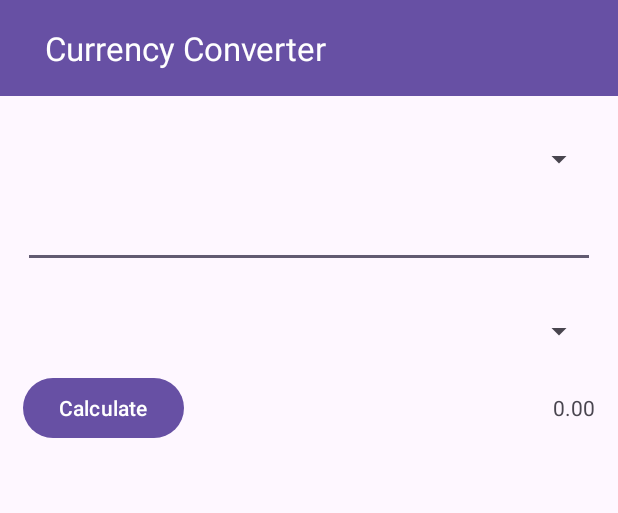
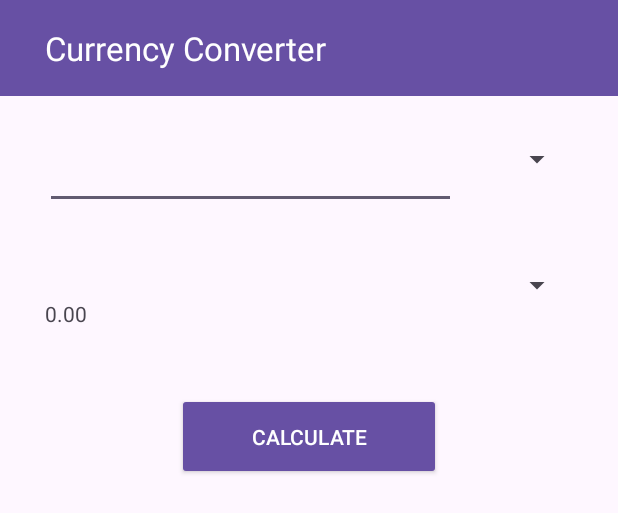
Before and after one commit to alxmtzr/CurrencyConverter, an Android app: the layout activity_main.xml on its own in the app's theme, with its tools: preview values and no code run, on a phone screen of 412 x 824 dp. Shown: the top 513 px of the screen. Run offline under Robolectric (Android 15) with nearby library versions, the phone set to English and light mode, and no system bars.

Commit message:
adjusted layout

```diff
--- a/app/src/main/java/de/alxmtzr/currencyconverter/MainActivity.java
+++ b/app/src/main/java/de/alxmtzr/currencyconverter/MainActivity.java
@@ -1,7 +1,10 @@
 package de.alxmtzr.currencyconverter;
 
 import android.os.Bundle;
+import android.util.Log;
 import android.view.Menu;
+import android.widget.ArrayAdapter;
+import android.widget.Spinner;
 
 
 import androidx.activity.EdgeToEdge;
@@ -11,13 +14,43 @@ import androidx.core.graphics.Insets;
 import androidx.core.view.ViewCompat;
 import androidx.core.view.WindowInsetsCompat;
 
+import java.util.ArrayList;
+import java.util.Arrays;
+import java.util.List;
+
+import de.alxmtzr.currencyconverter.data.model.ExchangeRateDatabase;
+
 public class MainActivity extends AppCompatActivity {
+    // currency db
+    private ExchangeRateDatabase exchangeRateDatabase;
+
+    // spinner
+    private Spinner spinnerFromValue;
+    private Spinner spinnerToValue;
+    private List<String> currencyList;
 
     @Override
     protected void onCreate(Bundle savedInstanceState) {
         super.onCreate(savedInstanceState);
         setContentView(R.layout.activity_main);
 
+        exchangeRateDatabase = new ExchangeRateDatabase();
+        currencyList = new ArrayList<>(Arrays.asList(exchangeRateDatabase.getCurrencies()));
+
+        ArrayAdapter<String> adapter = new ArrayAdapter<>(this, androidx.appcompat.R.layout.support_simple_spinner_dropdown_item, currencyList);
+        adapter.setDropDownViewResource(androidx.appcompat.R.layout.select_dialog_singlechoice_material);
+
+
+        // set adapter for spinner
+        spinnerFromValue = findViewById(R.id.spinner_from_value);
+        spinnerFromValue.setAdapter(adapter);
+        spinnerToValue = findViewById(R.id.spinner_to_value);
+        spinnerToValue.setAdapter(adapter);
+
+        initToolbar();
+    }
+
+    private void initToolbar() {
         Toolbar toolbar = findViewById(R.id.toolbar);
         setSupportActionBar(toolbar);
     }
--- a/app/src/main/res/layout/activity_main.xml
+++ b/app/src/main/res/layout/activity_main.xml
@@ -8,9 +8,9 @@
     tools:context=".MainActivity">
 
     <androidx.appcompat.widget.Toolbar
+        android:id="@+id/toolbar"
         android:layout_width="match_parent"
         android:layout_height="wrap_content"
-        android:id="@+id/toolbar"
         android:background="?attr/colorPrimary"
         app:title="@string/app_title"
         app:titleTextColor="@android:color/white"
@@ -20,65 +20,54 @@
 
     <Spinner
         android:id="@+id/spinner_from_value"
-        android:layout_width="match_parent"
+        android:layout_width="0dp"
         android:layout_height="wrap_content"
-        app:layout_constraintTop_toBottomOf="@+id/toolbar"
         android:layout_marginTop="30dp"
-        android:layout_marginStart="15dp"
-        android:layout_marginEnd="15dp"
-        tools:layout_editor_absoluteX="-16dp" />
+        android:layout_marginEnd="30dp"
+        app:layout_constraintEnd_toEndOf="parent"
+        app:layout_constraintTop_toBottomOf="@+id/toolbar" />
 
     <EditText
         android:id="@+id/edit_text_from_value"
-        android:layout_width="match_parent"
+        android:layout_width="0dp"
         android:layout_height="wrap_content"
+        android:layout_marginStart="30dp"
+        android:layout_marginEnd="30dp"
+        android:layout_marginTop="30dp"
         android:inputType="numberDecimal"
-        app:layout_constraintTop_toBottomOf="@+id/spinner_from_value"
-        android:layout_marginStart="15dp"
-        android:layout_marginEnd="15dp"
-        android:layout_marginTop="15dp"
-        tools:layout_editor_absoluteX="0dp" />
+        app:layout_constraintEnd_toStartOf="@+id/spinner_from_value"
+        app:layout_constraintStart_toStartOf="parent"
+        app:layout_constraintTop_toBottomOf="@+id/toolbar" />
 
     <Spinner
         android:id="@+id/spinner_to_value"
-        android:layout_width="match_parent"
+        android:layout_width="0dp"
         android:layout_height="wrap_content"
-        app:layout_constraintTop_toBottomOf="@+id/edit_text_from_value"
-        android:layout_marginStart="15dp"
-        android:layout_marginEnd="15dp"
-        android:layout_marginTop="30dp"
-        tools:layout_editor_absoluteX="14dp" />
+        android:layout_marginTop="60dp"
+        android:layout_marginEnd="30dp"
+        app:layout_constraintEnd_toEndOf="parent"
+        app:layout_constraintTop_toBottomOf="@+id/spinner_from_value" />
 
-    <LinearLayout
-        android:layout_width="match_parent"
+    <TextView
+        android:id="@+id/textView_calculated_value"
+        android:layout_width="0dp"
         android:layout_height="wrap_content"
-        android:orientation="horizontal"
-        app:layout_constraintTop_toBottomOf="@+id/spinner_to_value">
+        android:layout_marginTop="60dp"
+        android:layout_marginStart="30dp"
+        android:text="@string/to_value_default_text"
+        app:layout_constraintStart_toStartOf="parent"
+        app:layout_constraintTop_toBottomOf="@+id/edit_text_from_value" />
 
-        <Button
-            android:id="@+id/button_calculate"
-            android:layout_width="wrap_content"
-            android:layout_height="wrap_content"
-            android:text="@string/calculate_button"
-            android:layout_marginStart="15dp"
-            android:layout_marginTop="15dp"
-            app:layout_constraintStart_toStartOf="parent"
-            app:layout_constraintTop_toBottomOf="@+id/spinner_to_value" />
-
-        <TextView
-            android:id="@+id/textView_calculated_value"
-            android:layout_width="0dp"
-            android:layout_height="wrap_content"
-            android:text="@string/to_value_default_text"
-            android:layout_weight="1"
-            android:gravity="end"
-            android:layout_marginEnd="15dp"
-            android:layout_marginTop="15dp"
-            app:layout_constraintEnd_toEndOf="parent"
-            app:layout_constraintTop_toBottomOf="@+id/spinner_to_value" />
-    </LinearLayout>
-
-
+    <Button
+        android:id="@+id/button_calculate"
+        style="@style/Widget.AppCompat.Button.Colored"
+        android:layout_width="176dp"
+        android:layout_height="58dp"
+        android:text="@string/calculate_button"
+        android:layout_marginTop="60dp"
+        app:layout_constraintEnd_toEndOf="parent"
+        app:layout_constraintStart_toStartOf="parent"
+        app:layout_constraintTop_toBottomOf="@+id/spinner_to_value" />
 
 
 </androidx.constraintlayout.widget.ConstraintLayout>
```
